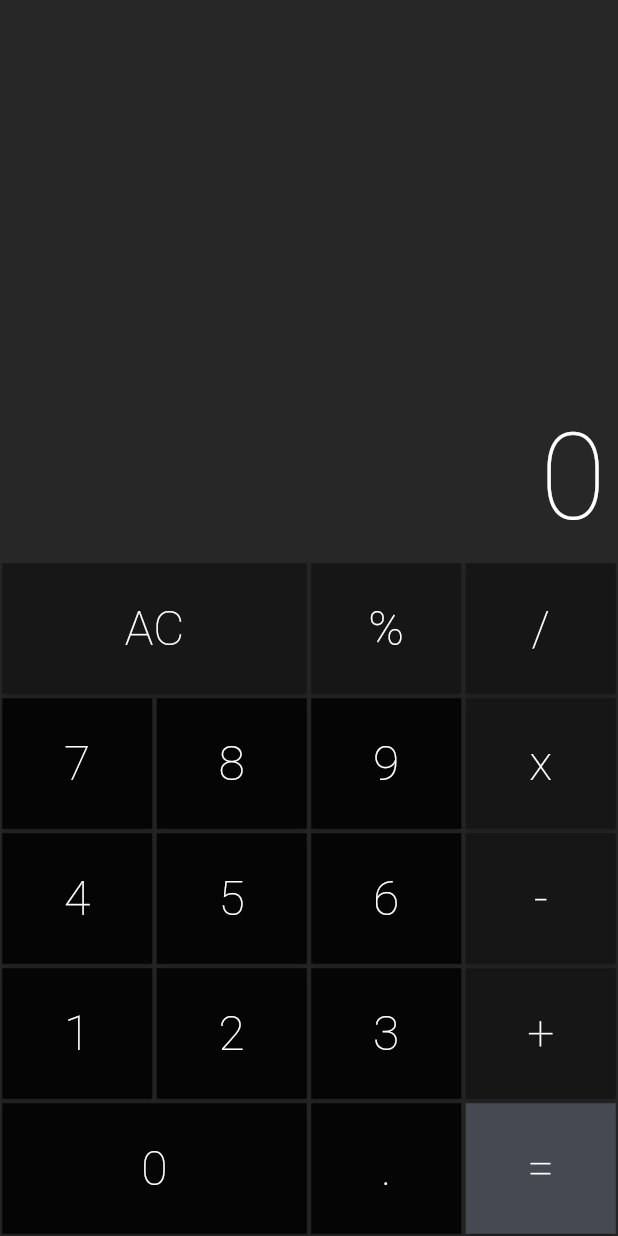
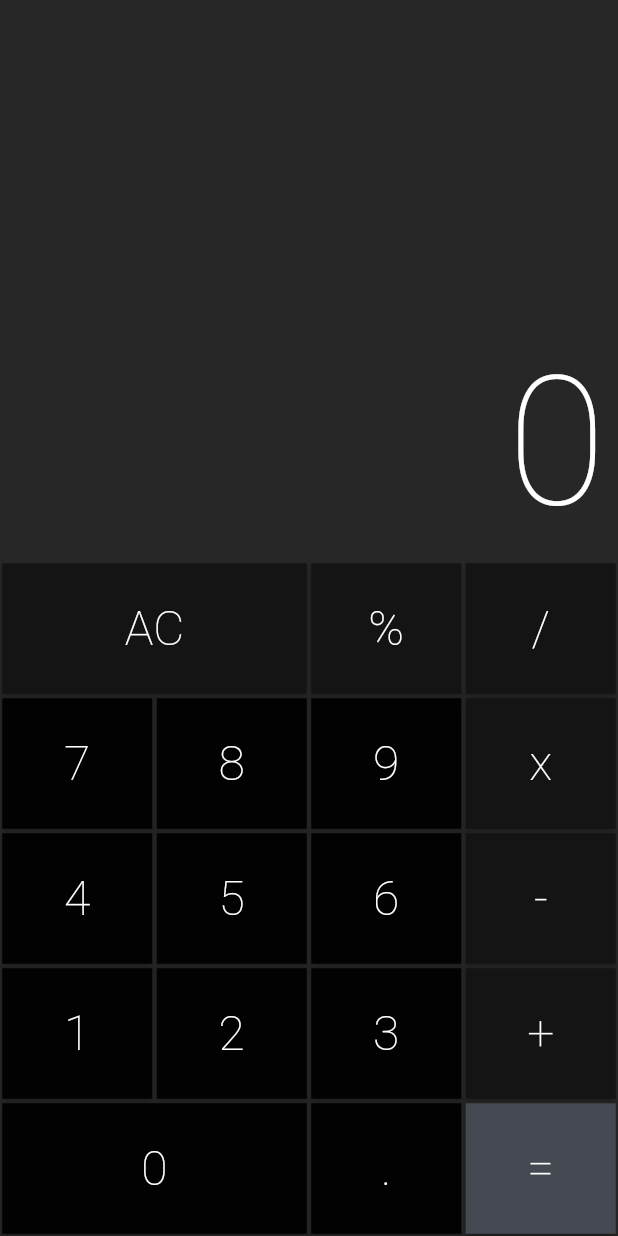
Before and after one commit to MarcosArtabam/Calculator, a Flutter app: the screen it shows after launch, on a phone screen of 412 x 824 dp. Run offline on Flutter 3.47's test engine with Material 2 defaults, Android fonts, the phone set to English and light mode, and no system bars; drawn by our look-alikes of auto_size_text.

Commit message:
Implementação das operações e correções

```diff
--- a/lib/components/button.dart
+++ b/lib/components/button.dart
@@ -1,34 +1,38 @@
-import 'dart:html';
-
+import 'dart:io';
 import 'package:flutter/foundation.dart';
 import 'package:flutter/src/widgets/container.dart';
 import 'package:flutter/src/widgets/framework.dart';
 import 'package:flutter/material.dart';
+import 'package:auto_size_text/auto_size_text.dart';
 
 class Button extends StatelessWidget {
-  static const Dark = Color.fromARGB(255, 5, 5, 5);
-  static const Default = Color.fromARGB(255, 22, 22, 22);
+  static const Dark = Color.fromARGB(255, 2, 2, 2);
+  static const Default = Color.fromARGB(255, 20, 20, 20);
 
   final String text;
   final bool big;
   final Color color;
+  final void Function(String) cb;
 
   Button({
     required this.text,
     this.big = false,
     this.color = Dark,
+    required this.cb,
   });
 
   Button.big({
     required this.text,
     this.big = true,
     this.color = Dark,
+    required this.cb,
   });
 
   Button.operation({
     required this.text,
     this.big = false,
     this.color = Default,
+    required this.cb,
   });
 
   @override
@@ -43,7 +47,7 @@ class Button extends StatelessWidget {
             style: TextStyle(
                 color: Colors.white, fontSize: 32, fontWeight: FontWeight.w200),
           ),
-          onPressed: () {},
+          onPressed: () => cb(text),
           style: ButtonStyle(
             shape: MaterialStateProperty.all<RoundedRectangleBorder>(
               RoundedRectangleBorder(borderRadius: BorderRadius.zero),
--- a/lib/components/display.dart
+++ b/lib/components/display.dart
@@ -1,7 +1,9 @@
+import 'dart:io';
 import 'package:flutter/cupertino.dart';
 import 'package:flutter/material.dart';
 import 'package:flutter/src/widgets/container.dart';
 import 'package:flutter/src/widgets/framework.dart';
+import 'package:auto_size_text/auto_size_text.dart';
 
 class Display extends StatelessWidget {
   final String text;
@@ -19,14 +21,14 @@ class Display extends StatelessWidget {
           children: <Widget>[
             Padding(
               padding: const EdgeInsets.all(8.0),
-              child: Text(
+              child: AutoSizeText(
                 text,
                 maxLines: 1,
                 textAlign: TextAlign.end,
                 style: TextStyle(
                     fontWeight: FontWeight.w100,
                     decoration: TextDecoration.none,
-                    fontSize: 80,
+                    fontSize: 120,
                     color: Colors.white),
               ),
             ),
--- a/lib/components/keyboard.dart
+++ b/lib/components/keyboard.dart
@@ -1,5 +1,3 @@
-import 'dart:html';
-
 import 'package:flutter/src/widgets/container.dart';
 import 'package:flutter/src/widgets/framework.dart';
 import 'package:flutter/material.dart';
@@ -7,6 +5,9 @@ import 'button.dart';
 import 'button_row.dart';
 
 class keyboard extends StatelessWidget {
+  final void Function(String) cb;
+  keyboard(this.cb);
+
   @override
   Widget build(BuildContext context) {
     return Container(
@@ -14,41 +15,33 @@ class keyboard extends StatelessWidget {
       child: Column(
         children: <Widget>[
           ButtonRow([
-            Button.big(
-              text: 'AC',
-              color: Color.fromARGB(236, 22, 22, 22),
-            ),
-            Button.operation(text: '%'),
-            Button.operation(text: '/'),
+            Button.big(text: 'AC', color: Button.Default, cb: cb),
+            Button.operation(text: '%', cb: cb),
+            Button.operation(text: '/', cb: cb),
           ]),
           ButtonRow([
-            Button(text: '7'),
-            Button(text: '8'),
-            Button(text: '9'),
-            Button.operation(text: 'x'),
+            Button(text: '7', cb: cb),
+            Button(text: '8', cb: cb),
+            Button(text: '9', cb: cb),
+            Button.operation(text: 'x', cb: cb),
           ]),
           ButtonRow([
-            Button(text: '4'),
-            Button(text: '5'),
-            Button(text: '6'),
-            Button.operation(text: '-'),
+            Button(text: '4', cb: cb),
+            Button(text: '5', cb: cb),
+            Button(text: '6', cb: cb),
+            Button.operation(text: '-', cb: cb),
           ]),
           ButtonRow([
-            Button(text: '1'),
-            Button(text: '2'),
-            Button(text: '3'),
-            Button.operation(text: '+'),
+            Button(text: '1', cb: cb),
+            Button(text: '2', cb: cb),
+            Button(text: '3', cb: cb),
+            Button.operation(text: '+', cb: cb),
           ]),
           ButtonRow([
-            Button.big(text: '0'),
+            Button.big(text: '0', cb: cb),
+            Button.operation(text: '.', color: Button.Dark, cb: cb),
             Button.operation(
-              text: '.',
-              color: Color.fromARGB(255, 5, 5, 5),
-            ),
-            Button.operation(
-              text: '=',
-              color: Color.fromARGB(255, 68, 73, 82),
-            ),
+                text: '=', color: Color.fromARGB(255, 68, 73, 82), cb: cb),
           ]),
         ],
       ),
--- a/lib/main.dart
+++ b/lib/main.dart
@@ -1,3 +1,4 @@
+// @dart=2.9
 import 'package:flutter/material.dart';
 import 'screams/calculator.dart';
 
--- a/lib/screams/calculator.dart
+++ b/lib/screams/calculator.dart
@@ -1,19 +1,36 @@
+import 'dart:io';
 import 'package:calculator/components/keyboard.dart';
+import 'package:calculator/models/memory.dart';
 import 'package:flutter/material.dart';
+import 'package:flutter/services.dart';
 import '../components/display.dart';
 import '../components/keyboard.dart';
 
-class Calculator extends StatelessWidget {
+class Calculator extends StatefulWidget {
+  @override
+  State<Calculator> createState() => _CalculatorState();
+}
+
+class _CalculatorState extends State<Calculator> {
+  final Memory memory = Memory();
+
+  _onPressed(String command) {
+    setState(() {
+      memory.applyCommand(command);
+    });
+  }
+
   @override
   Widget build(BuildContext context) {
+    SystemChrome.setPreferredOrientations([DeviceOrientation.portraitUp]);
     return MaterialApp(
         debugShowCheckedModeBanner: false,
         home: Scaffold(
           backgroundColor: Color.fromARGB(255, 39, 39, 39),
           body: Column(
             children: <Widget>[
-              Display('0'),
-              keyboard(),
+              Display(memory.value),
+              keyboard(_onPressed),
             ],
           ),
         ));
--- a/pubspec.yaml
+++ b/pubspec.yaml
@@ -40,6 +40,7 @@ dependencies:
 dev_dependencies:
   flutter_test:
     sdk: flutter
+  auto_size_text: ^2.1.0
   # The "flutter_lints" package below contains a set of recommended lints to
   # encourage good coding practices. The lint set provided by the package is
   # activated in the `analysis_options.yaml` file located at the root of your
```
Also changed, not shown: lib/models/memory.dart (+98 -1 lines), pubspec.lock.
